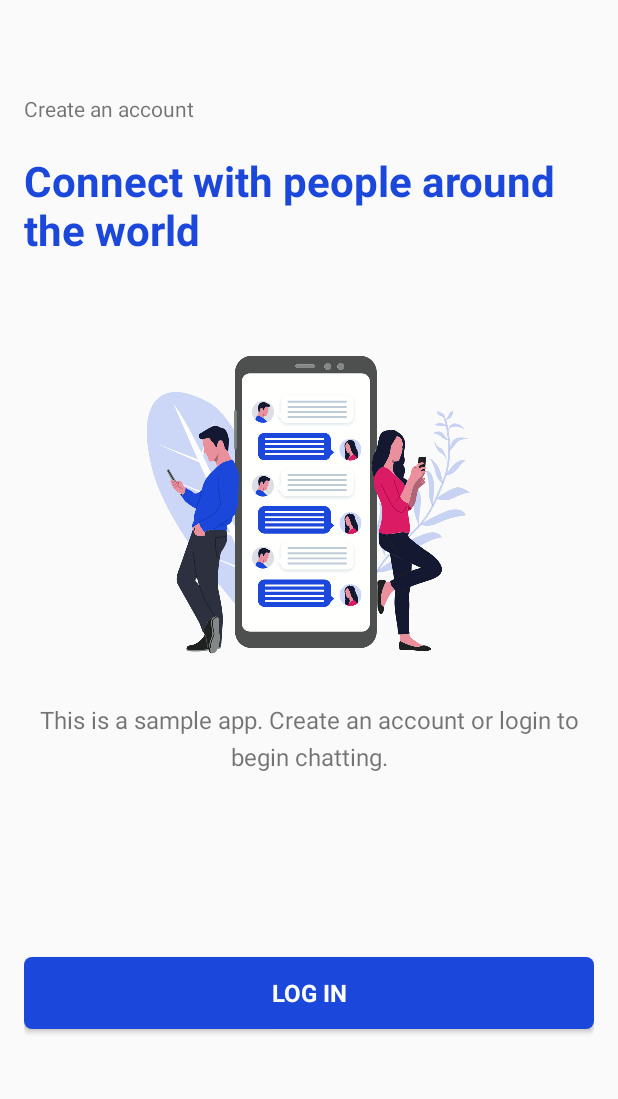
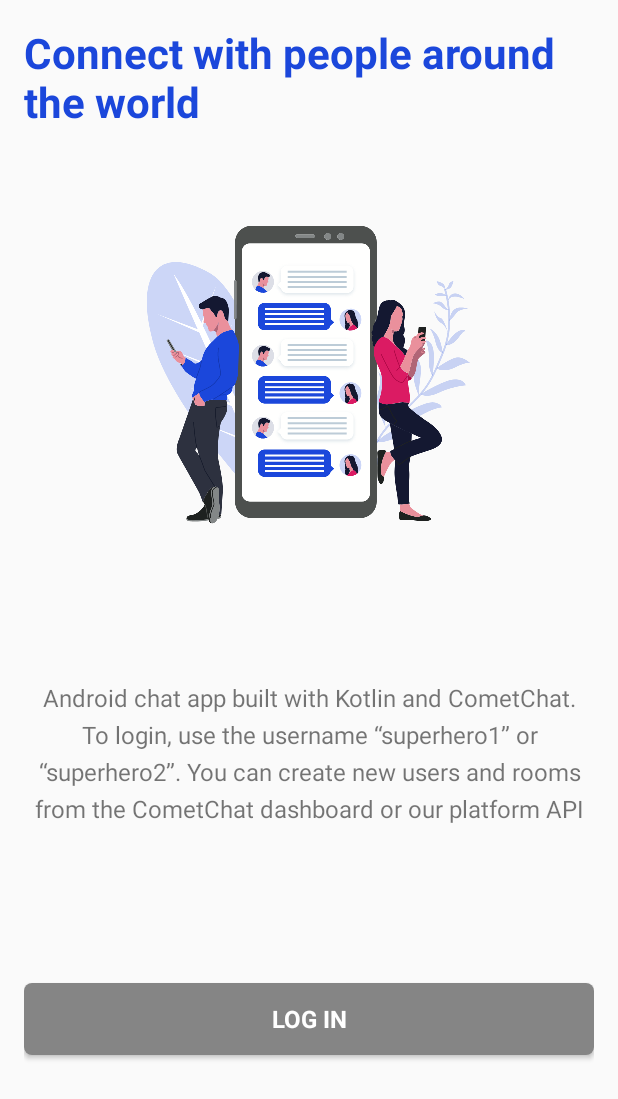
Before and after one commit to cometchat-pro-tutorials/android-group-chat-app, an Android app: the screen it shows after launch (WelcomeActivity), on a phone screen of 412 x 824 dp. Shown: the top 1099 px of the screen. Run offline under Robolectric (Android 15) with nearby library versions, the phone set to English and light mode, and no system bars; libraries missing offline, so code that uses them is left out: com.cometchat.pro; 1 statement that could not run was skipped.

Commit message:
Refactoring Added back "Create group" Many small fixes

```diff
--- a/app/src/main/AndroidManifest.xml
+++ b/app/src/main/AndroidManifest.xml
@@ -16,6 +16,7 @@
         <activity android:name=".SignUpActivity"
             android:theme="@style/AppThemeNoToolbar"/>
         <activity
+            android:windowSoftInputMode="adjustResize"
             android:name=".LoginActivity"
             android:theme="@style/AppThemeNoToolbar" />
         <activity
--- a/app/src/main/java/com/vucko/cometchatdemo/GroupsAdapter.kt
+++ b/app/src/main/java/com/vucko/cometchatdemo/GroupsAdapter.kt
@@ -28,7 +28,6 @@ class GroupsAdapter(val groups: List<Group>?, val context: Context) : RecyclerVi
     override fun onBindViewHolder(holder: GroupViewHolder, position: Int) {
         holder.groupNameTextView.text = groups!![position].name
         holder.descriptionTextView.text = groups[position].description
-        Glide.with(context).load(GeneralConstants.AVATARS_URL + groups[position].name).into(holder.avatarImageView)
 
         val group = groups[position]
         // Depending on whether the group is joined or not, display "JOINED" text or not
@@ -82,7 +81,6 @@ class GroupsAdapter(val groups: List<Group>?, val context: Context) : RecyclerVi
 
 class GroupViewHolder(itemView: View) : RecyclerView.ViewHolder(itemView) {
     val groupNameTextView: TextView = itemView.groupNameTextView
-    val avatarImageView: ImageView = itemView.avatarImageView
     val descriptionTextView: TextView = itemView.descriptionTextView
     val container: ConstraintLayout = itemView.container
     val joinedTextView: TextView = itemView.joinedTextView
--- a/app/src/main/res/drawable/custom_blue_button.xml
+++ b/app/src/main/res/drawable/custom_blue_button.xml
@@ -1,5 +1,11 @@
 <?xml version="1.0" encoding="utf-8"?>
 <selector xmlns:android="http://schemas.android.com/apk/res/android">
+    <item android:state_enabled="false">
+        <shape android:shape="rectangle"  >
+            <corners android:radius="5dp" />
+            <solid android:color="@color/button_disabled_color" />
+        </shape>
+    </item>
     <item android:state_pressed="true" >
         <shape android:shape="rectangle"  >
             <corners android:radius="3dip" />
--- a/app/src/main/res/layout/activity_group.xml
+++ b/app/src/main/res/layout/activity_group.xml
@@ -70,6 +70,8 @@
         android:hint="@string/type_something"
         android:padding="@dimen/standard_padding"
         android:textSize="16sp"
+        android:imeOptions="actionSend"
+        android:inputType="text"
         app:layout_constraintBottom_toBottomOf="parent"
         app:layout_constraintLeft_toLeftOf="parent"
         app:layout_constraintRight_toLeftOf="@id/sendButton" />
@@ -79,7 +81,7 @@
         android:layout_width="wrap_content"
         android:layout_height="wrap_content"
         android:layout_marginRight="8dp"
-        android:background="?selectableItemBackground"
+        android:background="@android:color/transparent"
         android:src="@drawable/send_icon"
         app:layout_constraintBottom_toBottomOf="@id/messageEditText"
         app:layout_constraintRight_toRightOf="parent"
--- a/app/src/main/res/layout/activity_welcome.xml
+++ b/app/src/main/res/layout/activity_welcome.xml
@@ -4,17 +4,6 @@
     android:layout_width="match_parent"
     android:layout_height="match_parent"
     android:padding="@dimen/standard_padding">
-
-    <TextView
-        android:id="@+id/createAnAccountTextView"
-        android:layout_width="wrap_content"
-        android:layout_height="wrap_content"
-        android:text="@string/create_an_account"
-        android:textAlignment="textStart"
-        app:layout_constraintBottom_toBottomOf="parent"
-        app:layout_constraintStart_toStartOf="parent"
-        app:layout_constraintTop_toTopOf="parent"
-        app:layout_constraintVertical_bias="0.06" />
 
     <TextView
         android:id="@+id/connectTextView"
@@ -25,35 +14,31 @@
         android:textColor="@color/main_blue_color"
         android:textSize="28sp"
         android:textStyle="bold"
-        app:layout_constraintBottom_toBottomOf="parent"
         app:layout_constraintStart_toStartOf="parent"
-        app:layout_constraintTop_toBottomOf="@id/createAnAccountTextView"
-        app:layout_constraintVertical_bias="0.03" />
+        app:layout_constraintTop_toTopOf="parent" />
 
     <ImageView
         android:id="@+id/illustrationImageView"
         android:layout_width="wrap_content"
         android:layout_height="wrap_content"
         android:src="@drawable/create_account_illustration"
-        app:layout_constraintBottom_toBottomOf="parent"
+        android:layout_marginTop="64dp"
         app:layout_constraintEnd_toEndOf="parent"
         app:layout_constraintStart_toStartOf="parent"
-        app:layout_constraintTop_toBottomOf="@id/connectTextView"
-        app:layout_constraintVertical_bias="0.15" />
+        app:layout_constraintTop_toBottomOf="@id/connectTextView"/>
 
     <TextView
         android:id="@+id/descriptionTextView"
         android:layout_width="wrap_content"
         android:layout_height="wrap_content"
         android:lineSpacingExtra="6sp"
-        android:text="@string/this_is_a_sample_app_create_an_account_or_login_to_begin_chatting"
+        android:text="@string/description_text"
         android:textAlignment="center"
         android:textSize="16sp"
-        app:layout_constraintBottom_toBottomOf="parent"
         app:layout_constraintEnd_toEndOf="parent"
         app:layout_constraintStart_toStartOf="parent"
-        app:layout_constraintTop_toBottomOf="@id/illustrationImageView"
-        app:layout_constraintVertical_bias="0.1" />
+        app:layout_constraintBottom_toTopOf="@id/logInButton"
+        app:layout_constraintTop_toBottomOf="@id/illustrationImageView"/>
 
     <Button
         android:id="@+id/logInButton"
@@ -71,8 +56,7 @@
         app:layout_constraintBottom_toBottomOf="parent"
         app:layout_constraintEnd_toEndOf="parent"
         app:layout_constraintStart_toStartOf="parent"
-        app:layout_constraintTop_toBottomOf="@id/descriptionTextView"
-        app:layout_constraintVertical_bias="0.5" />
+        app:layout_constraintTop_toBottomOf="@id/descriptionTextView"/>
 
 
 
--- a/app/src/main/res/values/colors.xml
+++ b/app/src/main/res/values/colors.xml
@@ -3,11 +3,12 @@
     <color name="color_dark_grey">#2D313F</color>
     <color name="colorPrimary">#008577</color>
     <color name="colorPrimaryDark">#00574B</color>
-    <color name="colorAccent">#D81B60</color>
+    <color name="colorAccent">@color/main_blue_color</color>
     <color name="my_message_color">#0FCF78</color>
     <color name="other_message_color">#00A5FF</color>
     <color name="main_blue_color">#1B47DB</color>
     <color name="button_pressed_color">#577AF3</color>
+    <color name="button_disabled_color">#858585</color>
     <color name="color_light_blue_darker">#BDCCD7</color>
     <color name="color_light_blue_darker_transparent">#1ABDCCD7</color>
     <color name="color_light_blue">#ECF0FE</color>
--- a/app/src/main/res/values/strings.xml
+++ b/app/src/main/res/values/strings.xml
@@ -1,8 +1,7 @@
 <resources>
     <string name="app_name">CometChatDemo</string>
-    <string name="create_an_account">Create an account</string>
     <string name="connect_with_people_around_the_world">Connect with people around the world</string>
-    <string name="this_is_a_sample_app_create_an_account_or_login_to_begin_chatting">This is a sample app. Create an account or login to begin chatting.</string>
+    <string name="description_text">Android chat app built with Kotlin and CometChat. To login, use the username “superhero1” or “superhero2”. You can create new users and rooms from the CometChat dashboard or our platform API</string>
     <string name="log_in">Log in</string>
     <string name="sign_up">Sign up</string>
     <string name="email">Email</string>
@@ -13,5 +12,11 @@
     <string name="type_something">Type something</string>
     <string name="groups">Groups</string>
     <string name="create_group">Create group</string>
+    <string name="user_id">User ID:</string>
+    <string name="placeholder_uid">superhero1</string>
+    <string name="logging_in">Logging in...</string>
+    <string name="create_new_group">Create new group</string>
+    <string name="save_group">Save group</string>
+    <string name="saving_group">Saving group...</string>
 
 </resources>
```
Also changed, not shown: app/src/main/java/com/vucko/cometchatdemo/CreateGroupActivity.kt (+32 -4 lines), app/src/main/java/com/vucko/cometchatdemo/GroupActivity.kt (+31 -18 lines), app/src/main/java/com/vucko/cometchatdemo/LoginActivity.kt (+26 -5 lines), app/src/main/java/com/vucko/cometchatdemo/MainActivity.kt (+23 -1 lines), app/src/main/res/layout/activity_create_group.xml (+9 -4 lines), app/src/main/res/layout/activity_login.xml (+5 -2 lines), app/src/main/res/layout/activity_main.xml (+18 -18 lines), app/src/main/res/layout/group_layout.xml (+3 -12 lines).
